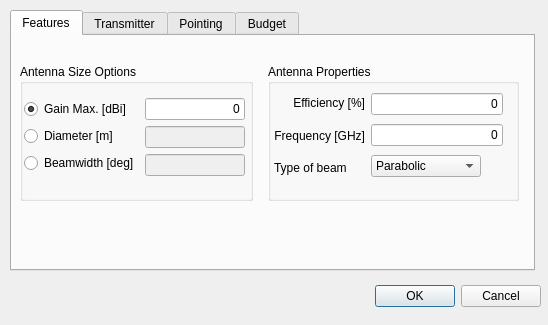
This is sta-src/Payloads/transmitterPayloadDialog.ui in Dwarf-Planet-Project/SpaceDesignTool as Qt 5 draws it before an edit. The edited form follows.
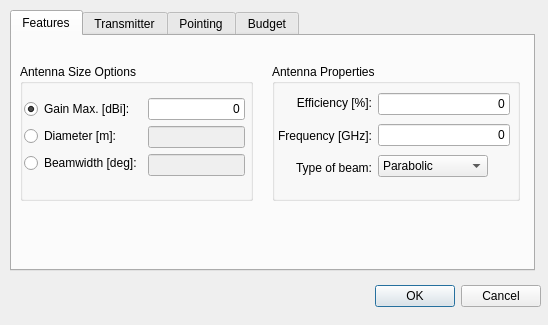
This is the edited form.

Commit message: Correcting some errors on the Transmitter payload: a) GUI, data storage from GUI to schema and data extracted from schema to GUI); b) GUI layout faults and alignments; c) default values for key parameters

```diff
--- a/sta-src/Payloads/transmitterPayloadDialog.ui
+++ b/sta-src/Payloads/transmitterPayloadDialog.ui
@@ -95,7 +95,7 @@
            <item>
             <widget class="QRadioButton" name="GainMaxRadioButton">
              <property name="text">
-              <string>Gain Max. [dBi]</string>
+              <string>Gain Max. [dBi]:</string>
              </property>
              <property name="checked">
               <bool>true</bool>
@@ -107,15 +107,18 @@
            </item>
            <item>
             <widget class="QRadioButton" name="DiameterRadioButton">
+             <property name="layoutDirection">
+              <enum>Qt::LeftToRight</enum>
+             </property>
              <property name="text">
-              <string>Diameter [m]</string>
+              <string>Diameter [m]:</string>
              </property>
             </widget>
            </item>
            <item>
             <widget class="QRadioButton" name="BeamWidthRadioButton">
              <property name="text">
-              <string>Beamwidth [deg]</string>
+              <string>Beamwidth [deg]:</string>
              </property>
             </widget>
            </item>
@@ -169,9 +172,9 @@
     <widget class="QGroupBox" name="groupBox">
      <property name="geometry">
       <rect>
-       <x>256</x>
+       <x>260</x>
        <y>28</y>
-       <width>251</width>
+       <width>248</width>
        <height>137</height>
       </rect>
      </property>
@@ -183,7 +186,7 @@
        <rect>
         <x>6</x>
         <y>26</y>
-        <width>229</width>
+        <width>232</width>
         <height>91</height>
        </rect>
       </property>
@@ -193,7 +196,7 @@
          <item>
           <widget class="QLabel" name="EfficiencyLabel">
            <property name="text">
-            <string>Efficiency [%]</string>
+            <string>Efficiency [%]:</string>
            </property>
            <property name="alignment">
             <set>Qt::AlignRight|Qt::AlignTrailing|Qt::AlignVCenter</set>
@@ -203,7 +206,7 @@
          <item>
           <widget class="QLabel" name="FrequencyLabel">
            <property name="text">
-            <string>Frequency [GHz]</string>
+            <string>Frequency [GHz]:</string>
            </property>
            <property name="alignment">
             <set>Qt::AlignRight|Qt::AlignTrailing|Qt::AlignVCenter</set>
@@ -213,7 +216,10 @@
          <item>
           <widget class="QLabel" name="TypeBeamLabel">
            <property name="text">
-            <string>Type of beam</string>
+            <string>Type of beam:</string>
+           </property>
+           <property name="alignment">
+            <set>Qt::AlignRight|Qt::AlignTrailing|Qt::AlignVCenter</set>
            </property>
           </widget>
          </item>
```
Left out of the diff: 83 changed lines with no effect on the pictures. The commit also changes 1 other file.
